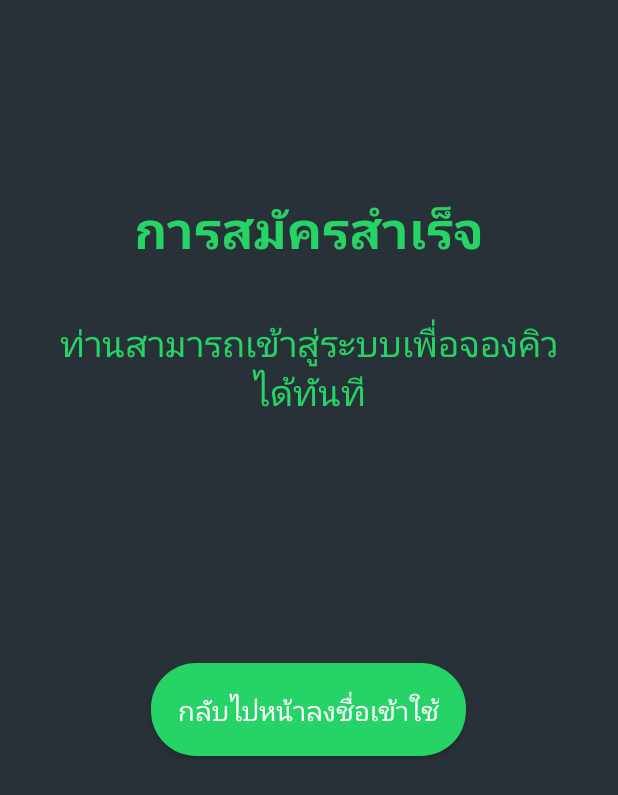
After one commit to taweewong/MediQ, an Android app: the FinishRegisterActivity screen opened directly, with no data from a screen before it, on a phone screen of 412 x 824 dp. The commit adds this screen. Shown: the top 795 px of the screen. Run offline under Robolectric (Android 15) with nearby library versions, the phone set to English and light mode, and no system bars.

Commit message:
create class FinishRegisterActivity

```diff
--- a/MediQ/app/src/main/AndroidManifest.xml
+++ b/MediQ/app/src/main/AndroidManifest.xml
@@ -19,7 +19,8 @@
         <activity android:name=".controllers.register.RegisterProfileActivity" />
         <activity android:name=".controllers.register.RegisterNameActivity" />
         <activity android:name=".controllers.register.RegisterPasswordActivity" />
-        <activity android:name=".controllers.queue.QueueActivity"></activity>
+        <activity android:name=".controllers.queue.QueueActivity" />
+        <activity android:name=".controllers.register.FinishRegisterActivity"></activity>
     </application>
 
 </manifest>
--- /dev/null
+++ b/MediQ/app/src/main/kotlin/com/nonggun/mediq/controllers/register/FinishRegisterActivity.kt
@@ -0,0 +1,35 @@
+package com.nonggun.mediq.controllers.register
+
+import android.content.Intent
+import android.os.Bundle
+import android.view.View
+import com.nonggun.mediq.R
+import com.nonggun.mediq.base.BaseActivity
+import com.nonggun.mediq.controllers.login.LoginActivity
+import kotlinx.android.synthetic.main.activity_finish_register.*
+
+class FinishRegisterActivity : BaseActivity(), View.OnClickListener {
+    override fun onCreate(savedInstanceState: Bundle?) {
+        super.onCreate(savedInstanceState)
+        setContentView(R.layout.activity_finish_register)
+        supportActionBar?.hide()
+
+        backToLoginActivityButton.setOnClickListener(this)
+    }
+
+    override fun onClick(p0: View?) {
+        backToLoginActivity()
+    }
+
+    private fun backToLoginActivity() {
+        val intent = Intent(this, LoginActivity().javaClass)
+        intent.addFlags(Intent.FLAG_ACTIVITY_CLEAR_TOP)
+        intent.addFlags(Intent.FLAG_ACTIVITY_NEW_TASK)
+        startActivity(intent)
+    }
+
+    override fun onBackPressed() {
+        super.onBackPressed()
+        backToLoginActivity()
+    }
+}
--- /dev/null
+++ b/MediQ/app/src/main/res/layout/activity_finish_register.xml
@@ -0,0 +1,65 @@
+<?xml version="1.0" encoding="utf-8"?>
+<android.support.constraint.ConstraintLayout xmlns:android="http://schemas.android.com/apk/res/android"
+    xmlns:app="http://schemas.android.com/apk/res-auto"
+    xmlns:tools="http://schemas.android.com/tools"
+    android:layout_width="match_parent"
+    android:layout_height="match_parent"
+    android:background="@color/bgGray"
+    tools:context="com.nonggun.mediq.controllers.register.FinishRegisterActivity">
+
+    <TextView
+        android:id="@+id/successTextHeader"
+        android:layout_width="0dp"
+        android:layout_height="wrap_content"
+        android:layout_marginEnd="36dp"
+        android:layout_marginStart="36dp"
+        android:layout_marginTop="128dp"
+        android:text="@string/register_success_header"
+        android:textAlignment="center"
+        android:textColor="@color/colorAccent"
+        android:textSize="34sp"
+        android:textStyle="bold"
+        app:layout_constraintEnd_toEndOf="parent"
+        app:layout_constraintHorizontal_bias="0.0"
+        app:layout_constraintRight_toRightOf="parent"
+        app:layout_constraintStart_toStartOf="parent"
+        app:layout_constraintTop_toTopOf="parent" />
+
+    <TextView
+        android:id="@+id/successTextDes"
+        android:layout_width="0dp"
+        android:layout_height="wrap_content"
+        android:layout_marginEnd="36dp"
+        android:layout_marginStart="36dp"
+        android:layout_marginTop="36dp"
+        android:text="@string/register_success_des"
+        android:textAlignment="center"
+        android:textColor="@color/colorAccent"
+        android:textSize="24sp"
+        app:layout_constraintEnd_toEndOf="parent"
+        app:layout_constraintHorizontal_bias="0.0"
+        app:layout_constraintRight_toRightOf="parent"
+        app:layout_constraintStart_toStartOf="parent"
+        app:layout_constraintTop_toBottomOf="@+id/successTextHeader" />
+
+    <Button
+        android:id="@+id/backToLoginActivityButton"
+        android:layout_width="wrap_content"
+        android:layout_height="wrap_content"
+        android:layout_marginBottom="8dp"
+        android:layout_marginTop="8dp"
+        android:background="@drawable/button_green_style"
+        android:padding="18dp"
+        android:text="@string/back_to_login_activity"
+        android:textColor="@android:color/white"
+        android:textSize="18sp"
+        app:layout_constraintBottom_toBottomOf="parent"
+        app:layout_constraintEnd_toEndOf="parent"
+        app:layout_constraintHorizontal_bias="0.497"
+        app:layout_constraintLeft_toLeftOf="parent"
+        app:layout_constraintRight_toRightOf="parent"
+        app:layout_constraintStart_toStartOf="parent"
+        app:layout_constraintTop_toBottomOf="@+id/successTextDes"
+        app:layout_constraintVertical_bias="0.334" />
+
+</android.support.constraint.ConstraintLayout>
--- a/MediQ/app/src/main/res/values/strings.xml
+++ b/MediQ/app/src/main/res/values/strings.xml
@@ -33,4 +33,7 @@
     <string name="error_load_available_queue">ไม่สามารถโหลดจำนวนคิวที่สามารถจองได้</string>
     <string name="no_previous_queue">ไม่มีคิวก่อนหน้า</string>
     <string name="error_load_data">เกิดข้อผิดพลาด ไม่สามารถแสดงข้อมูลได้</string>
+    <string name="register_success_header">การสมัครสำเร็จ</string>
+    <string name="register_success_des">ท่านสามารถเข้าสู่ระบบเพื่อจองคิวได้ทันที</string>
+    <string name="back_to_login_activity">กลับไปหน้าลงชื่อเข้าใช้</string>
 </resources>
```
